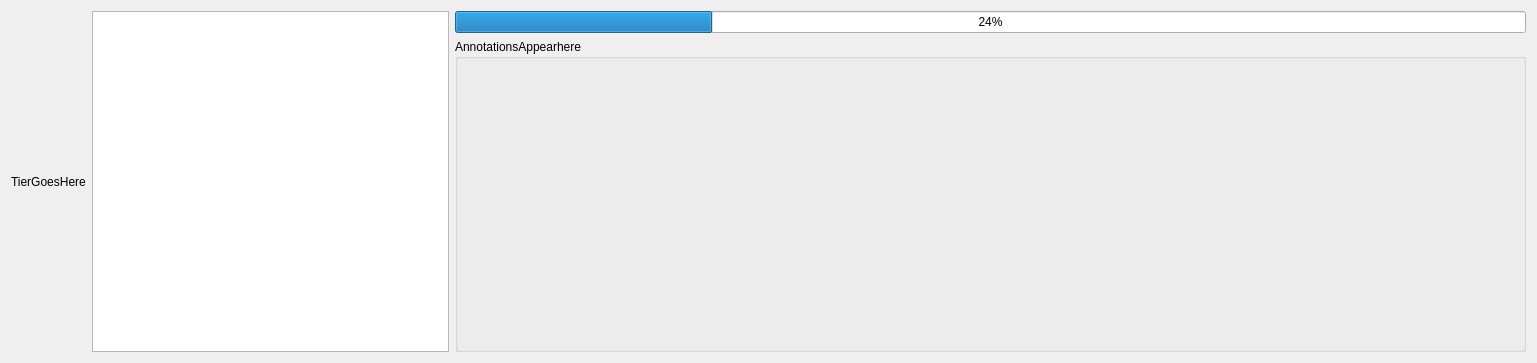
First picture: the form in src/AnnotationTimeline/timeline.ui, repository SailorMoose/HCI-Project2020, before the edit.
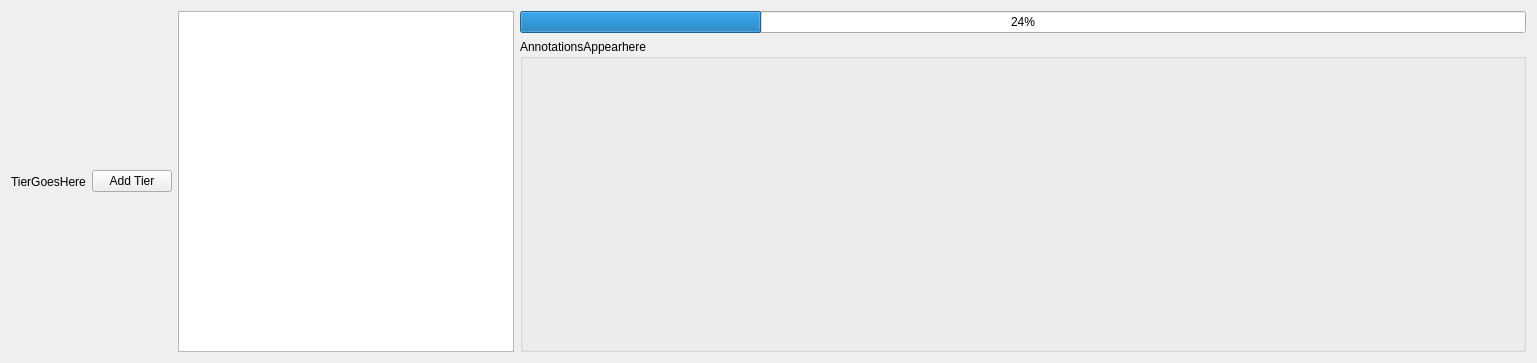
Second picture: the form after the edit.

Diff of the .ui file:
```diff
--- a/src/AnnotationTimeline/timeline.ui
+++ b/src/AnnotationTimeline/timeline.ui
@@ -17,7 +17,7 @@
    <item row="0" column="0">
     <layout class="QVBoxLayout" name="verticalLayout">
      <item>
-      <layout class="QHBoxLayout" name="horizontalLayout" stretch="0,1,3">
+      <layout class="QHBoxLayout" name="horizontalLayout" stretch="0,0,1,3">
        <item>
         <widget class="QLabel" name="label">
          <property name="text">
@@ -26,7 +26,18 @@
         </widget>
        </item>
        <item>
-        <widget class="QTreeView" name="treeView"/>
+        <widget class="QPushButton" name="addTierButton">
+         <property name="text">
+          <string>Add Tier</string>
+         </property>
+        </widget>
+       </item>
+       <item>
+        <widget class="QTreeView" name="treeView">
+         <property name="selectionMode">
+          <enum>QAbstractItemView::NoSelection</enum>
+         </property>
+        </widget>
        </item>
        <item>
         <layout class="QVBoxLayout" name="verticalLayout_2">
```
